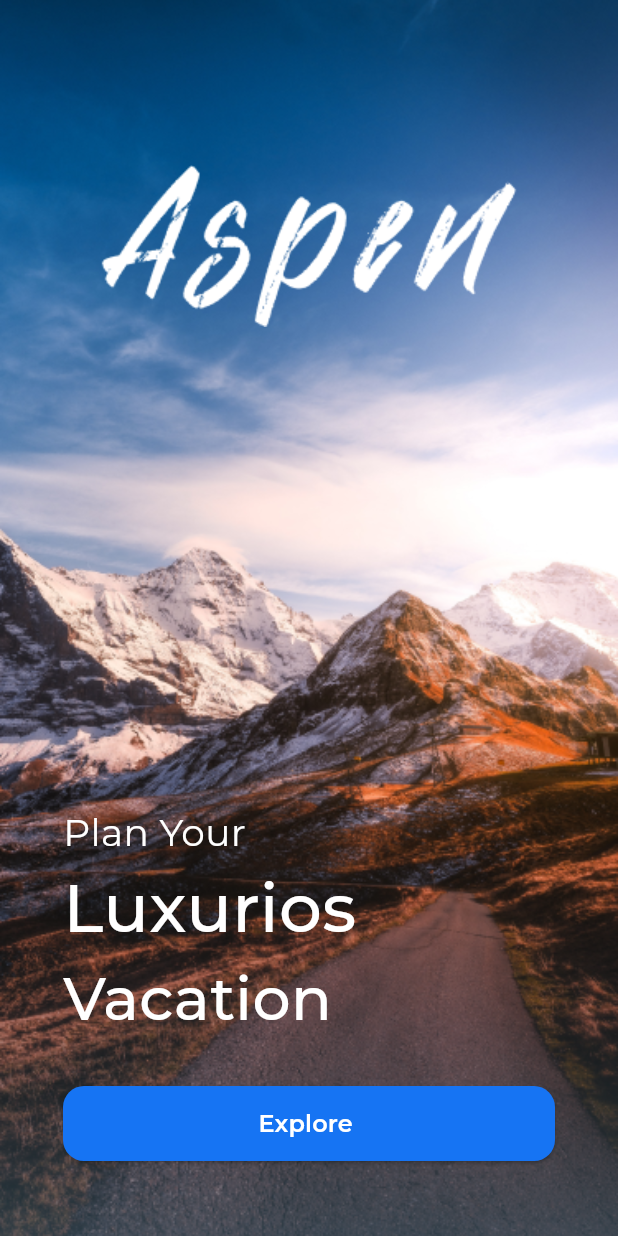
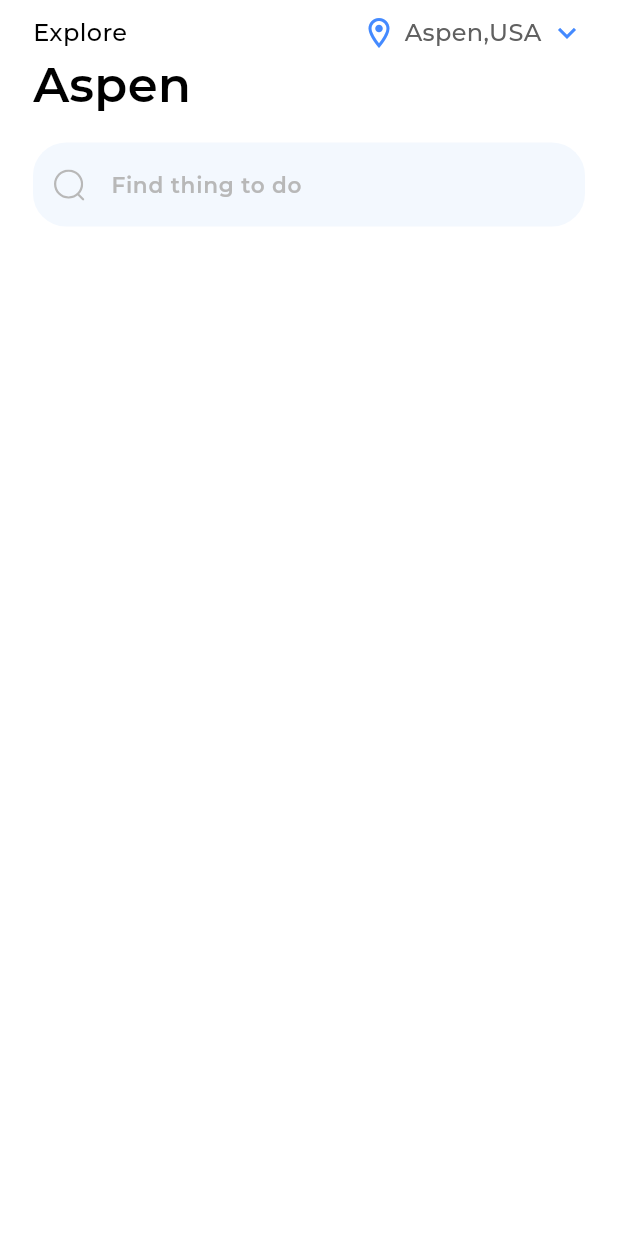
Before and after one commit to ElDaly15/aspen_travel, a Flutter app: the screen it shows after launch, after a tap on "Explore", on a phone screen of 412 x 824 dp. Run offline on Flutter 3.47's test engine with Material 3 defaults, Android fonts, the phone set to English and light mode, and no system bars; our stand-ins replace device_preview, flutter_svg, get; project files that could hold a hidden picture were left out.

Commit message:
Add Home View and Search Functionality
- Added `Search.svg` image for search functionality.
- Created `devtools_options.yaml` to store settings for Dart & Flutter DevTools.
- Updated `app_images.dart` to include the new search image asset.
- Created `HomeView` as the main home screen.
- Added `CustomAppBar` widget for the home screen's app bar.
- Created `HomeViewBody` to structure the home screen's body.
- Added `SearchTextField` widget for search input.
- Updated `OnBoardingViewBody` to navigate to `HomeView` upon button press.
- Updated `pubspec.yaml` and `pubspec.lock` to include necessary dependencies (`flutter_svg`, `http`, etc.).

```diff
--- /dev/null
+++ b/devtools_options.yaml
@@ -0,0 +1,3 @@
+description: This file stores settings for Dart & Flutter DevTools.
+documentation: https://docs.flutter.dev/tools/devtools/extensions#configure-extension-enablement-states
+extensions:
--- a/lib/core/utils/app_images.dart
+++ b/lib/core/utils/app_images.dart
@@ -34,6 +34,10 @@ class Assets {
   /// assets/images/popular_two.png
   static const String imagesPopularTwo = "assets/images/popular_two.png";
 
+  /// Assets for imagesSearch
+  /// assets/images/Search.svg
+  static const String imagesSearch = "assets/images/Search.svg";
+
   /// Assets for imagesSplashBackground
   /// assets/images/splash_background.png
   static const String imagesSplashBackground =
--- /dev/null
+++ b/lib/featuers/home/presentation/views/home_view.dart
@@ -0,0 +1,14 @@
+import 'package:aspen/featuers/home/presentation/views/widgets/home_view_body.dart';
+import 'package:flutter/material.dart';
+
+class HomeView extends StatelessWidget {
+  const HomeView({super.key});
+
+  @override
+  Widget build(BuildContext context) {
+    return const Scaffold(
+      backgroundColor: Colors.white,
+      body: HomeViewBody(),
+    );
+  }
+}
--- /dev/null
+++ b/lib/featuers/home/presentation/views/widgets/custom_app_bar.dart
@@ -0,0 +1,55 @@
+import 'package:aspen/core/utils/app_styles.dart';
+import 'package:flutter/material.dart';
+
+class CustomAppBar extends StatelessWidget {
+  const CustomAppBar({super.key});
+
+  @override
+  Widget build(BuildContext context) {
+    return Row(
+      children: [
+        Expanded(
+          child: Column(
+            crossAxisAlignment: CrossAxisAlignment.start,
+            children: [
+              Row(
+                children: [
+                  Text(
+                    'Explore',
+                    style: TextStyles.font20Medium(context),
+                  ),
+                  const Spacer(),
+                  const Icon(
+                    Icons.location_on_outlined,
+                    color: Colors.blueAccent,
+                  ),
+                  const SizedBox(
+                    width: 5,
+                  ),
+                  Text(
+                    'Aspen,USA',
+                    style: TextStyles.font20Medium(context)
+                        .copyWith(color: const Color(0xff606060)),
+                  ),
+                  const SizedBox(
+                    width: 5,
+                  ),
+                  const Icon(
+                    Icons.keyboard_arrow_down_outlined,
+                    color: Colors.blueAccent,
+                    size: 24,
+                  ),
+                ],
+              ),
+              Text(
+                'Aspen',
+                style:
+                    TextStyles.font14SemiBold(context).copyWith(fontSize: 32),
+              ),
+            ],
+          ),
+        ),
+      ],
+    );
+  }
+}
--- /dev/null
+++ b/lib/featuers/home/presentation/views/widgets/home_view_body.dart
@@ -0,0 +1,27 @@
+import 'package:aspen/featuers/home/presentation/views/widgets/custom_app_bar.dart';
+import 'package:aspen/featuers/home/presentation/views/widgets/search_text_field.dart';
+import 'package:flutter/material.dart';
+
+class HomeViewBody extends StatelessWidget {
+  const HomeViewBody({super.key});
+
+  @override
+  Widget build(BuildContext context) {
+    return const Padding(
+      padding: EdgeInsets.symmetric(horizontal: 22),
+      child: Column(
+        children: [
+          SafeArea(
+              child: SizedBox(
+            height: 10,
+          )),
+          CustomAppBar(),
+          SizedBox(
+            height: 15,
+          ),
+          SearchTextField(),
+        ],
+      ),
+    );
+  }
+}
--- /dev/null
+++ b/lib/featuers/home/presentation/views/widgets/search_text_field.dart
@@ -0,0 +1,33 @@
+import 'package:aspen/core/utils/app_images.dart';
+import 'package:aspen/core/utils/app_styles.dart';
+import 'package:flutter/material.dart';
+import 'package:flutter_svg/svg.dart';
+
+class SearchTextField extends StatelessWidget {
+  const SearchTextField({super.key});
+
+  @override
+  Widget build(BuildContext context) {
+    return TextField(
+      decoration: InputDecoration(
+        filled: true,
+        fillColor: const Color(0xffF3F8FE),
+        hintText: 'Find thing to do',
+        hintStyle: TextStyles.font18SemiBold(context)
+            .copyWith(color: const Color(0xffB8B8B8)),
+        prefixIcon: Padding(
+          padding: const EdgeInsets.all(12.0), // Add padding if needed
+          child: SvgPicture.asset(
+            Assets.imagesSearch,
+            width: 20,
+            height: 20,
+          ),
+        ),
+        border: const OutlineInputBorder(
+          borderSide: BorderSide.none,
+          borderRadius: BorderRadius.all(Radius.circular(22)),
+        ),
+      ),
+    );
+  }
+}
--- a/lib/featuers/on_borading/presentation/views/widgets/on_boarding_view_body.dart
+++ b/lib/featuers/on_borading/presentation/views/widgets/on_boarding_view_body.dart
@@ -1,6 +1,8 @@
 import 'package:aspen/core/utils/app_images.dart';
 import 'package:aspen/core/utils/app_styles.dart';
+import 'package:aspen/featuers/home/presentation/views/home_view.dart';
 import 'package:flutter/material.dart';
+import 'package:get/get.dart' as g;
 
 class OnBoardingViewBody extends StatelessWidget {
   const OnBoardingViewBody({super.key});
@@ -61,7 +63,11 @@ class OnBoardingViewBody extends StatelessWidget {
                       backgroundColor: const Color(0xff1674F3),
                       shape: RoundedRectangleBorder(
                           borderRadius: BorderRadius.circular(14))),
-                  onPressed: () {},
+                  onPressed: () {
+                    g.Get.off(() => const HomeView(),
+                        transition: g.Transition.leftToRightWithFade,
+                        duration: const Duration(milliseconds: 1400));
+                  },
                   child: Text(
                     'Explore ',
                     style: TextStyles.font20SemiBold(context)
```
Also changed, not shown: pubspec.yaml (+5 -11 lines), assets/images/Search.svg (added), pubspec.lock.
